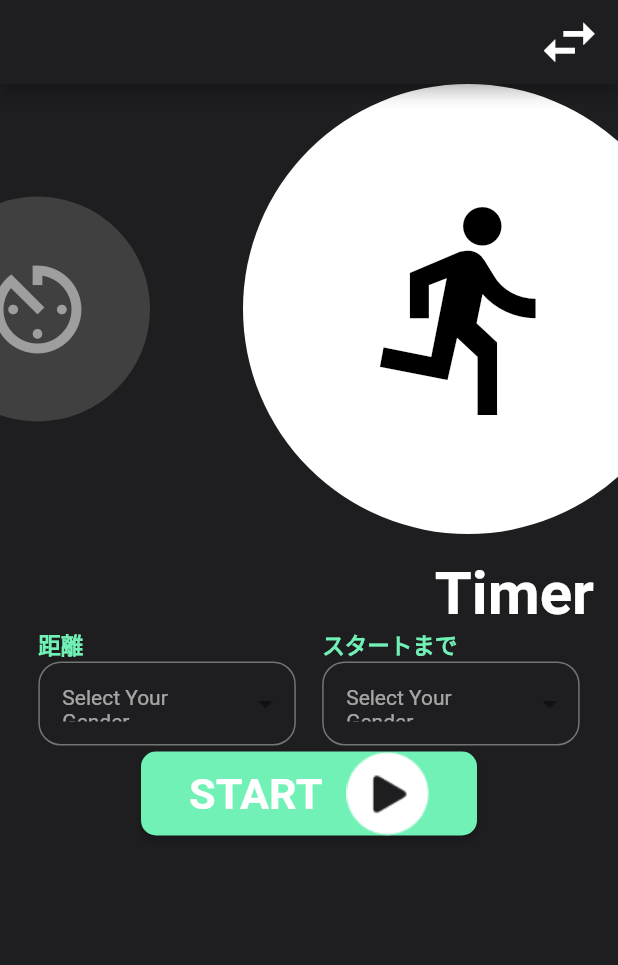
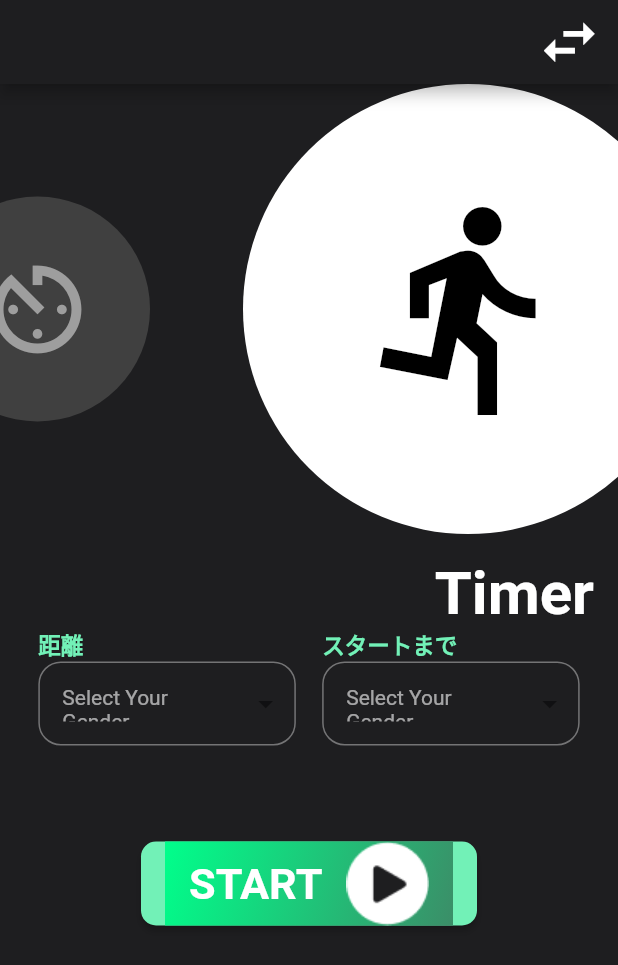
Before and after one commit to Yamasaki-pan961/flutter_for_hackathon, a Flutter app: the screen it shows after launch, on a phone screen of 412 x 824 dp. Shown: the top 965 px of the screen. Run offline on Flutter 3.47's test engine with Material 2 defaults, Android fonts, the phone set to English and light mode, and no system bars; our stand-ins replace dropdown_button2, fl_chart, flutter_hooks, freezed_annotation, hooks_riverpod, riverpod_annotation and 3 more; missing offline and left inert: four_swipe_direction; generated files the repository leaves out were written again.

Commit message:
add: 計測画面を簡単に作りました（あとで修正）

```diff
--- a/lib/common/theme/app_spaces.dart
+++ b/lib/common/theme/app_spaces.dart
@@ -22,6 +22,7 @@ class AppSpaces {
   static const SizedBox vertical_30 = SizedBox(height: 30);
   static const SizedBox vertical_40 = SizedBox(height: 40);
   static const SizedBox vertical_50 = SizedBox(height: 50);
+  static const SizedBox vertical_60 = SizedBox(height: 60);
   static const SizedBox vertical_80 = SizedBox(height: 80);
   static const SizedBox vertical_82 = SizedBox(height: 82);
   static const SizedBox vertical_100 = SizedBox(height: 100);
--- a/lib/common/theme/app_theme.dart
+++ b/lib/common/theme/app_theme.dart
@@ -7,4 +7,6 @@ class AppTheme {
   static Color unSelectedColor = const Color(0xFF606060);
   static Color shade700Color = const Color(0xFF404040);
   static Color grey = Colors.grey;
+  static Color buttonStart = const Color(0xFF00FF8B);
+  static Color buttonEnd = const Color(0xFF3B8E68);
 }
--- a/lib/feature/ui/measure/measure_view.dart
+++ b/lib/feature/ui/measure/measure_view.dart
@@ -147,6 +147,7 @@ class _MeasureViewState extends State<MeasureView>
               AppSpaces.horizontal_8,
             ],
           ),
+          AppSpaces.vertical_60,
           Padding(
             padding: const EdgeInsets.symmetric(horizontal: 94),
             child: Center(
@@ -155,8 +156,24 @@ class _MeasureViewState extends State<MeasureView>
                   backgroundColor: AppTheme.appColor,
                   shape: RoundedRectangleBorder(
                     borderRadius: BorderRadius.circular(10),
-                    )),
+                  ),
+                ),
                 onPressed: () {},
+                child: Container(
+                  decoration: BoxDecoration(
+                    gradient: LinearGradient(
+                      begin: FractionalOffset.topLeft,
+                      end: FractionalOffset.bottomRight,
+                      colors: <Color>[
+                        AppTheme.buttonStart,
+                        AppTheme.buttonEnd,
+                      ],
+                      stops: const [
+                        0.0,
+                        1.0,
+                      ],
+                    ),
+                  ),
                   child: Row(
                     mainAxisAlignment: MainAxisAlignment.spaceEvenly,
                     children: [
@@ -169,6 +186,7 @@ class _MeasureViewState extends State<MeasureView>
                       ),
                       Image.asset('assets/start.png'),
                     ],
+                  ),
                 ),
               ),
             ),
```
Lines whose indentation alone changed are shown as unchanged.
